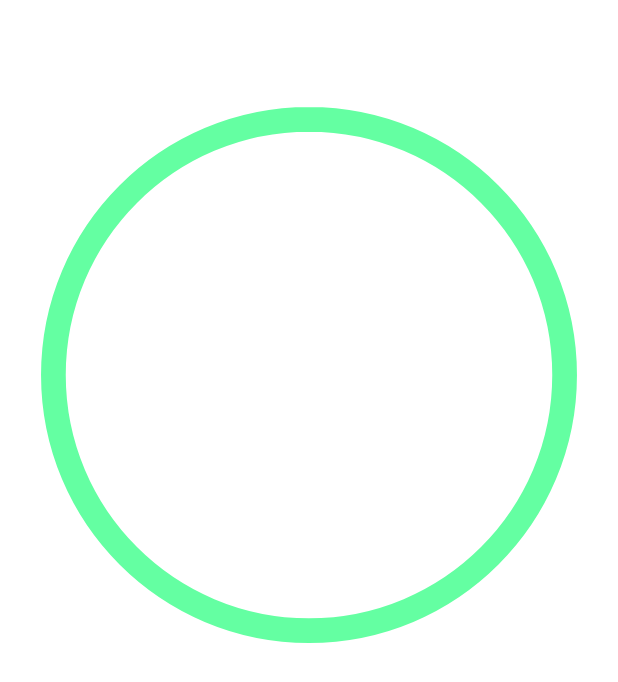
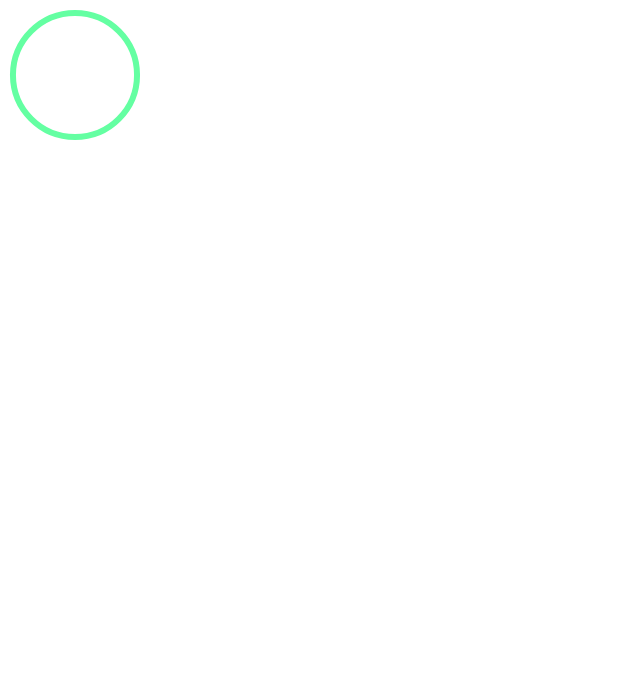
Before and after one commit to eddyspaghette/TreasureFind, an Android app: the layout dialog_success.xml on its own in the app's theme, with its tools: preview values and no code run, on a phone screen of 412 x 824 dp. Shown: the top 682 px of the screen. Run offline under Robolectric (Android 15) with nearby library versions, the phone set to English and light mode, and no system bars.

Commit message:
resize success logo

```diff
--- a/app/src/main/res/drawable/avd_anim.xml
+++ b/app/src/main/res/drawable/avd_anim.xml
@@ -1,6 +1,6 @@
 <animated-vector xmlns:android="http://schemas.android.com/apk/res/android" xmlns:aapt="http://schemas.android.com/aapt">
     <aapt:attr name="android:drawable">
-        <vector android:name="vector" android:width="500dp" android:height="500dp" android:viewportWidth="500" android:viewportHeight="500">
+        <vector android:name="vector" android:width="100dp" android:height="100dp" android:viewportWidth="500" android:viewportHeight="500">
             <group android:name="wecqfpnicyn5af8pzcbzo">
                 <path android:name="qa2pkbr4ubmfuyxrrvoiy" android:pathData="M 250 43.2 C 135.743 43.2 43.2 135.743 43.2 250 C 43.2 364.257 135.743 456.8 250 456.8 C 364.257 456.8 456.8 364.257 456.8 250 C 456.8 135.743 364.257 43.2 250 43.2 Z" android:fillColor="#ffffff" android:strokeColor="#64ffa2" android:strokeWidth="20"/>
                 <path android:name="bpocamcbgogur0fb3co4a" android:pathData="M 374.08 157.457 C 383.903 167.28 383.903 183.307 374.08 193.13 L 224.667 342.543 C 219.497 347.713 213.293 349.781 207.089 349.781 C 200.885 349.781 194.164 347.196 189.511 342.543 L 125.92 279.469 C 116.097 269.646 116.097 253.619 125.92 243.796 C 135.743 233.973 151.77 233.973 161.593 243.796 L 207.089 289.292 L 338.924 157.457 C 348.23 147.634 364.257 147.634 374.08 157.457 Z" android:fillColor="#ffffff" android:strokeColor="#ffffff" android:strokeWidth="20"/>
```
